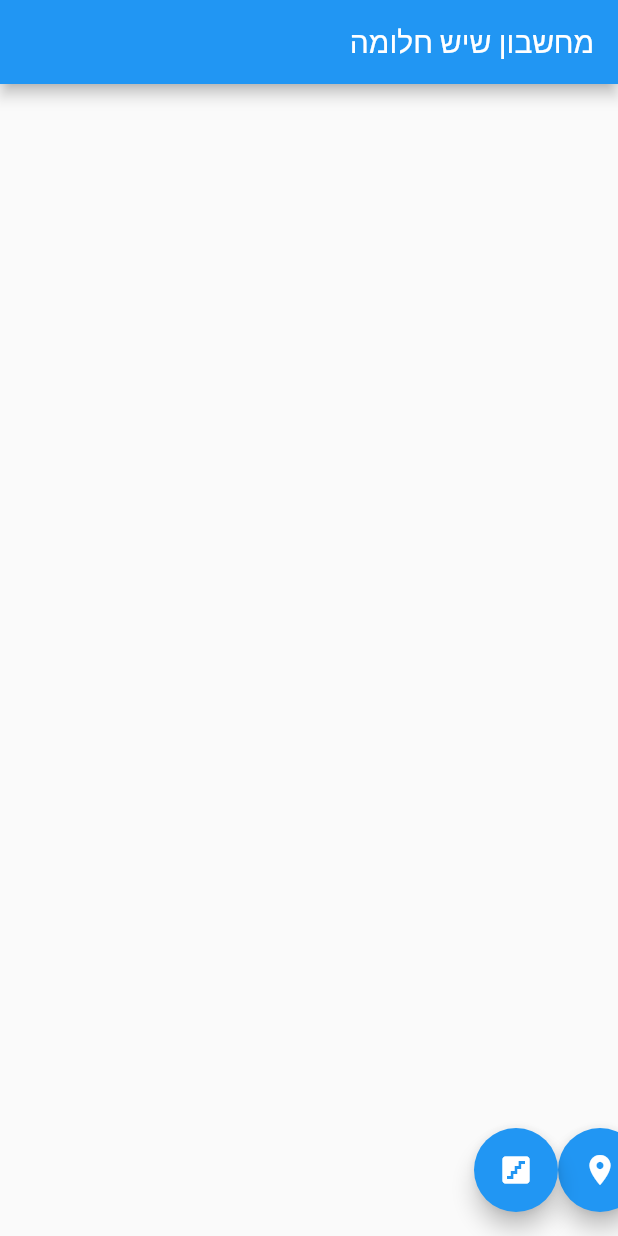
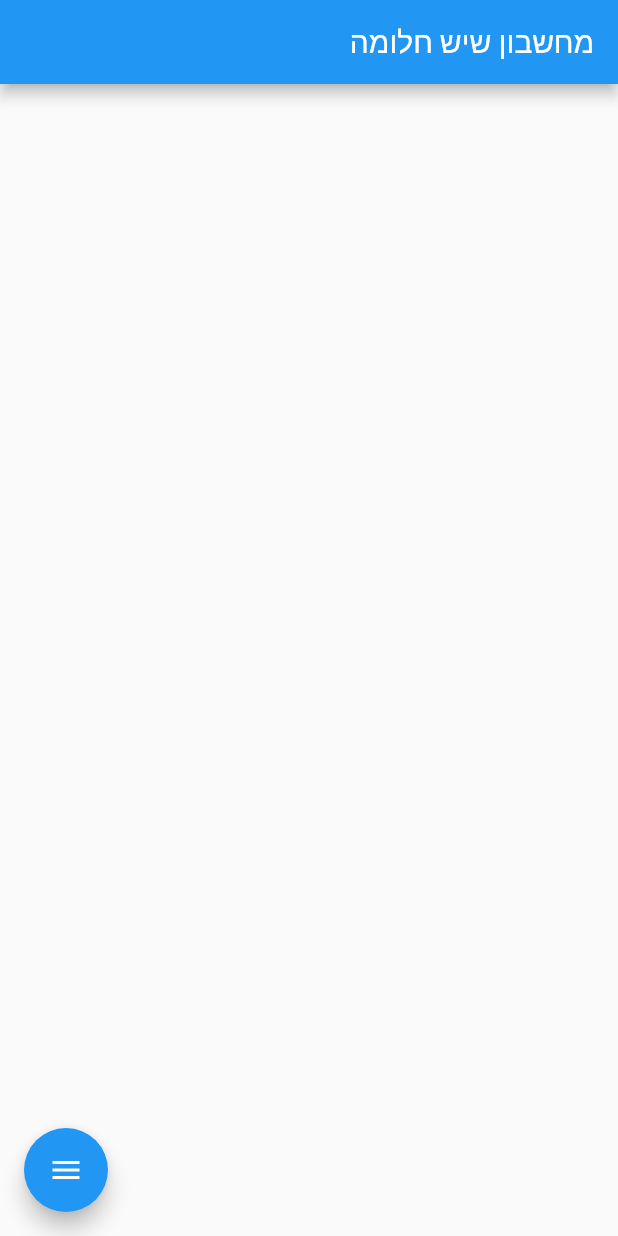
Before and after one commit to afiefh/marble, a Flutter app: the screen it shows after launch, on a phone screen of 412 x 824 dp. Run offline on Flutter 3.47's test engine with Material 2 defaults, Android fonts, the phone set to English and light mode, and no system bars; drawn by our look-alikes of flutter_speed_dial.

Commit message:
Release to web

```diff
--- a/lib/main.dart
+++ b/lib/main.dart
@@ -1,4 +1,5 @@
 import 'package:flutter/material.dart';
+import 'package:flutter_speed_dial/flutter_speed_dial.dart';
 import 'package:marble/stairs_item.dart';
 
 import 'item.dart';
@@ -118,26 +119,38 @@ class _MyHomePageState extends State<MyHomePage> {
           children: items.map(_itemToListWidget).toList(),
         ),
       ),
-      floatingActionButton: Row(
+      floatingActionButton: SpeedDial(
+        animatedIcon: AnimatedIcons.menu_close,
         children: [
-          FloatingActionButton(
-            onPressed: () {
-              _showAddKitchenDialog(context);
-            },
-            tooltip: 'Add Kitchen',
-            heroTag: null,
+          SpeedDialChild(
+            child: const Icon(Icons.stairs),
+            label: 'מדרגות',
+            onTap: () => _showAddStairsDialog(context),
+          ),
+          SpeedDialChild(
             child: const Icon(Icons.room),
-          ),
-          FloatingActionButton(
-            onPressed: () {
-              _showAddStairsDialog(context);
-            },
-            tooltip: 'Add Stairs',
-            heroTag: null,
-            child: const Icon(Icons.stairs),
-          ),
+            label: 'מטבח',
+            onTap: () => _showAddKitchenDialog(context),
+          )
         ],
       ),
+      // FloatingActionButton(
+      //   onPressed: () {
+      //     _showAddKitchenDialog(context);
+      //   },
+      //   tooltip: 'Add Kitchen',
+      //   heroTag: null,
+      //   child: const Icon(Icons.room),
+      // ),
+      // FloatingActionButton(
+      //   onPressed: () {
+      //     ;
+      //   },
+      //   tooltip: 'Add Stairs',
+      //   heroTag: null,
+      //   child: const Icon(Icons.stairs),
+      // ),
+      /*],*/
     );
   }
 }
--- a/lib/stairs_item.dart
+++ b/lib/stairs_item.dart
@@ -66,9 +66,9 @@ class StairsItem extends BaseItem {
 
   String processingSides() {
     return [
-      (processingFront ? "קדימה" : ""),
-      (processingLeft ? "ימין" : ""),
-      (processingRight ? "שמאל" : "")
+      if (processingFront) "קדימה",
+      if (processingRight) "ימין",
+      if (processingLeft) "שמאל"
     ].join(', ');
   }
 
--- a/pubspec.yaml
+++ b/pubspec.yaml
@@ -34,6 +34,7 @@ dependencies:
   # The following adds the Cupertino Icons font to your application.
   # Use with the CupertinoIcons class for iOS style icons.
   cupertino_icons: ^1.0.2
+  flutter_speed_dial: ^6.0.0
 
 dev_dependencies:
   flutter_test:
```
Also changed, not shown: pubspec.lock, 1 other file.
